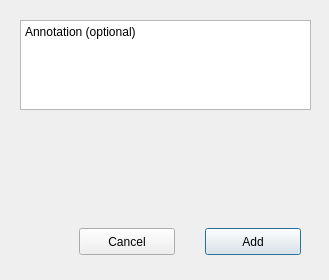
strobejb/q22, file bookmarks.ui: the form before one commit.
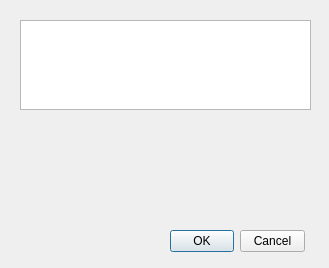
The form after the commit. Custom widgets are drawn as their Qt base class.

The edit to the form file:
```diff
--- a/bookmarks.ui
+++ b/bookmarks.ui
@@ -7,7 +7,7 @@
     <x>0</x>
     <y>0</y>
     <width>329</width>
-    <height>280</height>
+    <height>268</height>
    </rect>
   </property>
   <property name="windowTitle">
@@ -18,7 +18,7 @@
     <rect>
      <x>20</x>
      <y>120</y>
-     <width>271</width>
+     <width>291</width>
      <height>20</height>
     </rect>
    </property>
@@ -36,10 +36,10 @@
     </rect>
    </property>
    <property name="plainText">
-    <string>Annotation (optional)</string>
+    <string/>
    </property>
    <property name="placeholderText">
-    <string>Name</string>
+    <string>Annotation (optional)</string>
    </property>
   </widget>
   <widget class="ColourPickerWidget" name="colourPicker" native="true">
@@ -52,36 +52,17 @@
     </rect>
    </property>
   </widget>
-  <widget class="QPushButton" name="pushButton">
+  <widget class="QDialogButtonBox" name="buttonBox">
    <property name="geometry">
     <rect>
-     <x>205</x>
-     <y>228</y>
-     <width>96</width>
-     <height>27</height>
+     <x>170</x>
+     <y>230</y>
+     <width>135</width>
+     <height>22</height>
     </rect>
    </property>
-   <property name="text">
-    <string>Add</string>
-   </property>
-   <property name="flat">
-    <bool>false</bool>
-   </property>
-  </widget>
-  <widget class="QPushButton" name="pushButton_2">
-   <property name="geometry">
-    <rect>
-     <x>79</x>
-     <y>228</y>
-     <width>96</width>
-     <height>27</height>
-    </rect>
-   </property>
-   <property name="text">
-    <string>Cancel</string>
-   </property>
-   <property name="flat">
-    <bool>false</bool>
+   <property name="standardButtons">
+    <set>QDialogButtonBox::StandardButton::Cancel|QDialogButtonBox::StandardButton::Ok</set>
    </property>
   </widget>
  </widget>
```
